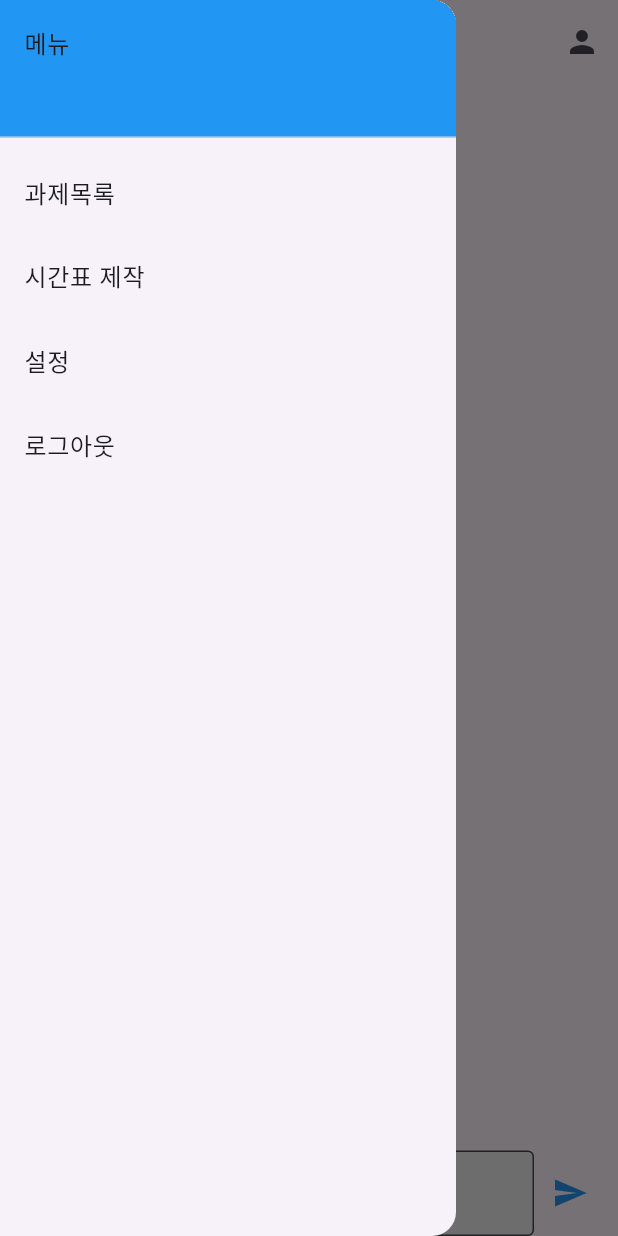
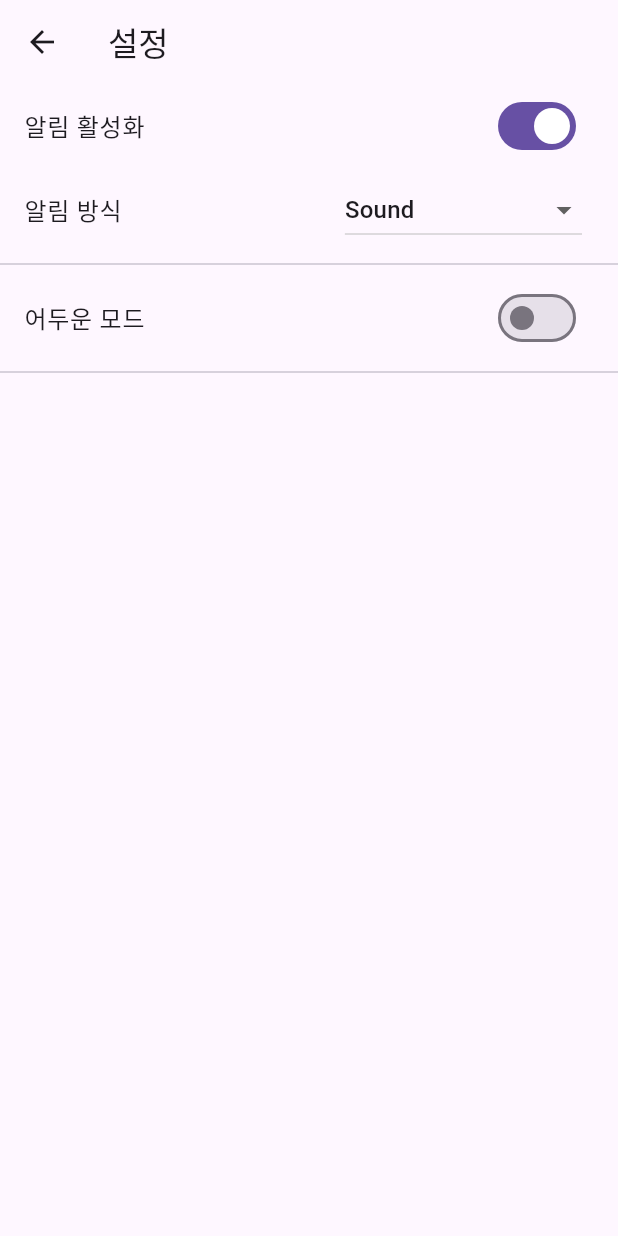
Before and after one commit to LogiStic1207/KOBI, a Flutter app: the ChatBotPage screen opened directly, after a tap on the "menu" icon, after a tap on "설정", on a phone screen of 412 x 824 dp. Run offline on Flutter 3.47's test engine with Material 3 defaults, Android fonts, the phone set to English and light mode, and no system bars; our stand-ins replace shared_preferences; accounts and stored records are empty.

Commit message:
4th commit

```diff
--- a/kobi_3/lib/chatbotpage.dart
+++ b/kobi_3/lib/chatbotpage.dart
@@ -1,13 +1,7 @@
 import 'package:flutter/material.dart';
+import 'menu/options.dart';
 
 class ChatBotPage extends StatefulWidget {
-  /*final String _storedId;
-  final String _storedPw;
-  final VoidCallback _resetLoginInfo;
-  final Map<String, String> _headers;
-
-  ChatBotPage(
-      this._storedId, this._storedPw, this._resetLoginInfo, this._headers);*/
   @override
   _ChatBotPageState createState() => _ChatBotPageState();
 }
@@ -73,12 +67,15 @@ class _ChatBotPageState extends State<ChatBotPage> {
           IconButton(
             icon: Icon(Icons.person),
             onPressed: () {
-              // 사용자 정보 페이지로 네비게이션 (추후 구현 필요)
+              // User info navigation logic will be implemented later
             },
           ),
         ],
       ),
       drawer: Drawer(
+        child: Column(
+          children: [
+            Expanded(
               child: ListView(
                 padding: EdgeInsets.zero,
                 children: <Widget>[
@@ -92,28 +89,47 @@ class _ChatBotPageState extends State<ChatBotPage> {
                     ),
                   ),
                   ListTile(
-              title: Text('과제목록'),
-              onTap: () {
-                // 과제목록 페이지로 네비게이션 (추후 구현 필요)
-              },
-            ),
-            ListTile(
                     title: Text('시간표 제작'),
                     onTap: () {
-                // 시간표 제작 페이지로 네비게이션 (추후 구현 필요)
+                      // Navigate to timetable creation page - to be implemented later
                     },
                   ),
                   ListTile(
                     title: Text('설정'),
                     onTap: () {
-                // 설정 페이지로 네비게이션 (추후 구현 필요)
+                      // Settings page navigation - to be implemented later
+                      Navigator.push(
+                        context,
+                        MaterialPageRoute(builder: (context) => OptionsPage()),
+                      );
                     },
                   ),
-            ListTile(
-              title: Text('로그아웃'),
-              onTap: () {
-                // 로그아웃 로직 구현 (추후 구현 필요)
+                ],
+              ),
+            ),
+            Container(
+              width:
+                  150, // Use double.infinity to span the full width of the drawer
+              padding: EdgeInsets.all(4),
+              child: ElevatedButton(
+                style: ElevatedButton.styleFrom(
+                    backgroundColor: Colors.orange,
+                    shape: RoundedRectangleBorder(
+                      borderRadius: BorderRadius.circular(30.0),
+                    ),
+                    textStyle: TextStyle(
+                      color: Colors.black, // Set text color to black
+                    )),
+                onPressed: () {
+                  // Implement logout logic
                 },
+                child: Text(
+                  '로그아웃',
+                  style: TextStyle(
+                    color: Colors.black, // Ensure text color is black
+                  ),
+                ),
+              ),
             ),
           ],
         ),
--- /dev/null
+++ b/kobi_3/lib/menu/options.dart
@@ -0,0 +1,81 @@
+import 'package:flutter/material.dart';
+
+class OptionsPage extends StatefulWidget {
+  @override
+  _OptionsPageState createState() => _OptionsPageState();
+}
+
+class _OptionsPageState extends State<OptionsPage> {
+  bool _notificationsEnabled = true;
+  bool _darkModeEnabled = false;
+  String? _notificationMode = 'Sound'; // Make sure to declare it nullable
+
+  List<String> _notificationModes = [
+    'Vibrate',
+    'Sound',
+    'Sound and Vibrate',
+    'Silent'
+  ];
+
+  @override
+  Widget build(BuildContext context) {
+    return Scaffold(
+      appBar: AppBar(
+        title: Text('설정'),
+        leading: IconButton(
+          icon: Icon(Icons.arrow_back),
+          onPressed: () => Navigator.pop(context),
+        ),
+      ),
+      body: ListView(
+        children: <Widget>[
+          SwitchListTile(
+            title: Text('알림 활성화'),
+            value: _notificationsEnabled,
+            onChanged: (bool value) {
+              setState(() {
+                _notificationsEnabled = value;
+              });
+            },
+          ),
+          ListTile(
+            title: Text('알림 방식'),
+            trailing: DropdownButton<String>(
+              value: _notificationsEnabled ? _notificationMode : null,
+              onChanged: _notificationsEnabled
+                  ? (String? newValue) {
+                      setState(() {
+                        _notificationMode = newValue;
+                      });
+                    }
+                  : null,
+              items: _notificationModes
+                  .map<DropdownMenuItem<String>>((String value) {
+                return DropdownMenuItem<String>(
+                  value: value,
+                  child: Text(value),
+                );
+              }).toList(),
+              hint: Text('Select Mode'),
+              disabledHint: Text('Disabled'),
+            ),
+          ),
+          Divider(),
+          SwitchListTile(
+            title: Text('어두운 모드'),
+            value:
+                _darkModeEnabled, // This should be a state variable if needed
+            onChanged: (bool value) {
+              setState(() {
+                _darkModeEnabled = value;
+              });
+              // Handle dark mode toggle
+            },
+          ),
+          Divider(),
+          // You can add more settings here
+        ],
+      ),
+    );
+  }
+}
```
Also changed, not shown: kobi_3/lib/menu/Timetable/Ttable.dart (added), kobi_3/lib/menu/Timetable/Ttable_calc.dart (added), kobi_3/lib/menu/Timetable/Ttable_select.dart (added), kobi_3/lib/menu/mypage.dart (added). Lines whose indentation alone changed are shown as unchanged.
